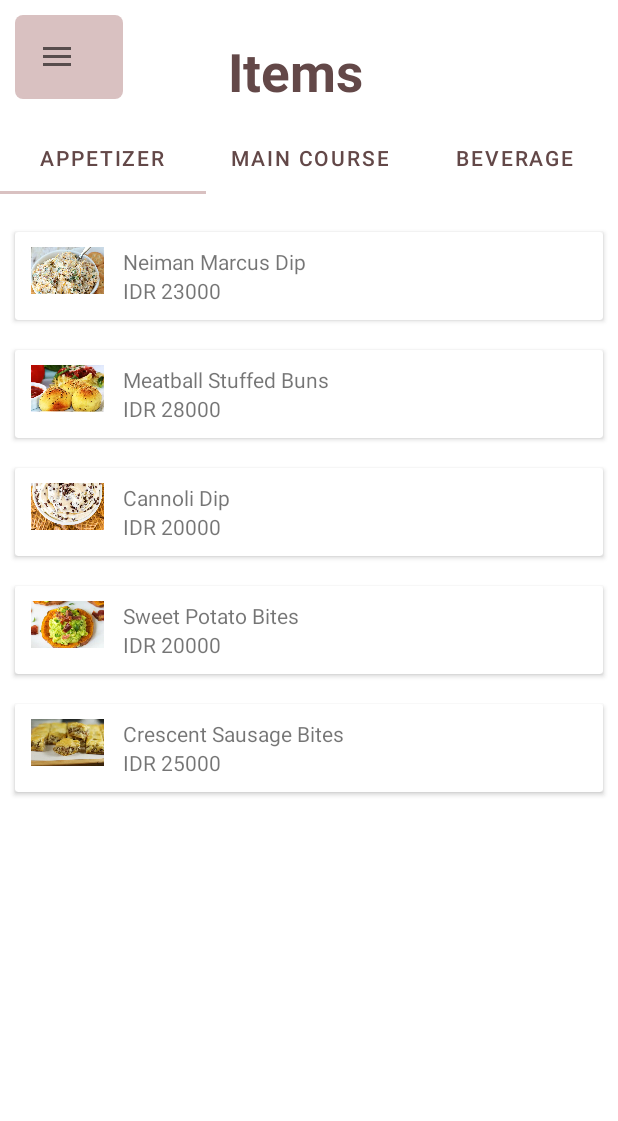
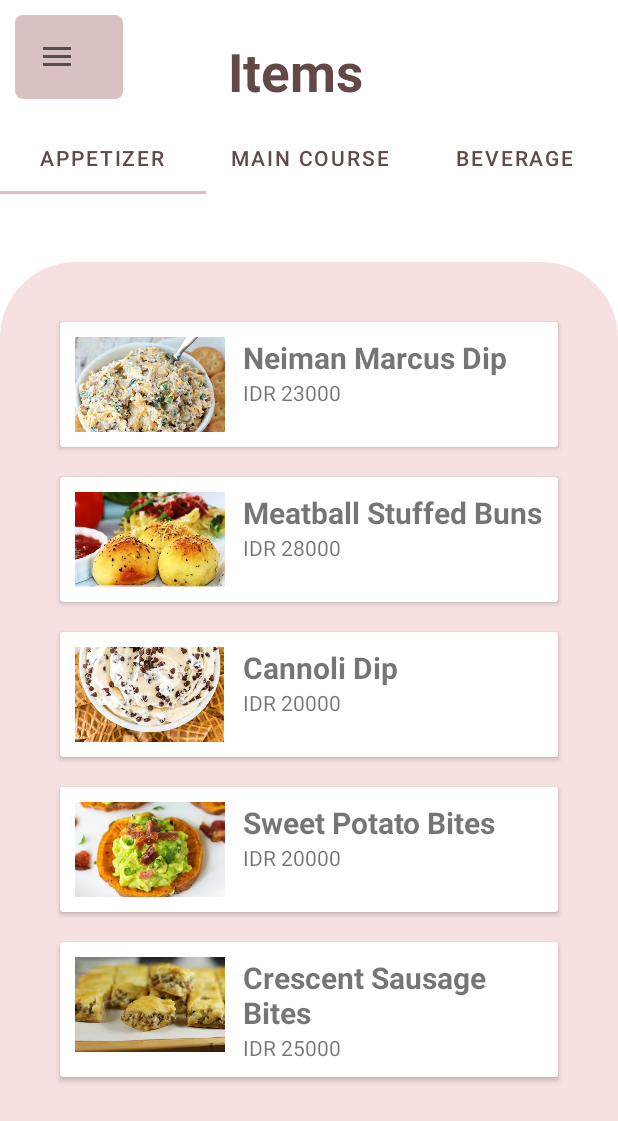
Before and after one commit to MichaelStan27/CafeLegend, an Android app: the ItemsActivity screen opened directly, with no data from a screen before it, on a phone screen of 412 x 824 dp. Shown: the top 1121 px of the screen. Run offline under Robolectric (Android 15) with nearby library versions, the phone set to English and light mode, and no system bars.

Commit message:
Update list food card with items page

```diff
--- a/app/src/main/res/layout/activity_items.xml
+++ b/app/src/main/res/layout/activity_items.xml
@@ -53,6 +53,9 @@
             android:id="@+id/viewPager2"
             android:layout_width="match_parent"
             android:layout_height="match_parent"
+            android:background="@drawable/large_pink_rectangle"
+            android:layout_marginTop="30dp"
+            android:padding="30dp"
             />
 
     </LinearLayout>
--- a/app/src/main/res/layout/list_food_card.xml
+++ b/app/src/main/res/layout/list_food_card.xml
@@ -14,7 +14,7 @@
 
         <ImageView
             android:id="@+id/ivFoodImg"
-            android:layout_width="50dp"
+            android:layout_width="100dp"
             android:layout_height="wrap_content"
             android:adjustViewBounds="true"
             android:layout_marginEnd="12dp"
@@ -30,7 +30,9 @@
                 android:id="@+id/tv_foodName"
                 android:layout_width="match_parent"
                 android:layout_height="wrap_content"
+                android:textStyle="bold"
                 android:text="Food name"
+                android:textSize="20sp"
                 />
 
             <TextView
```
